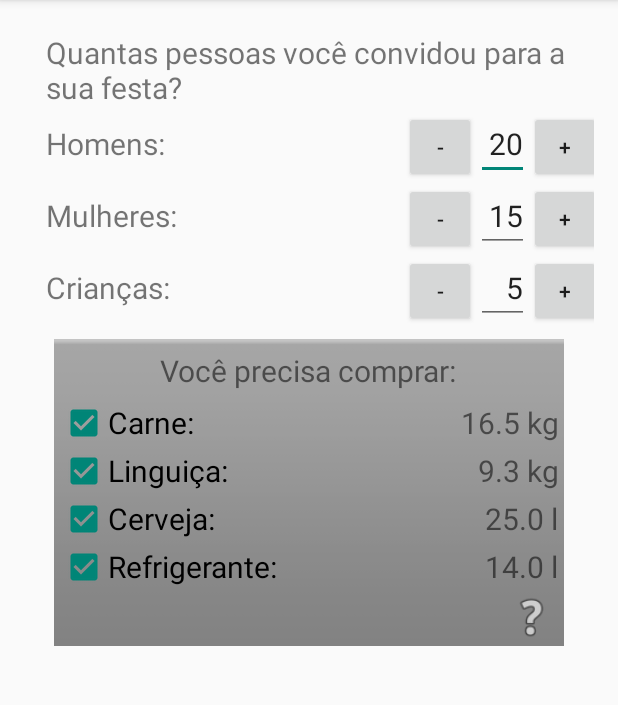
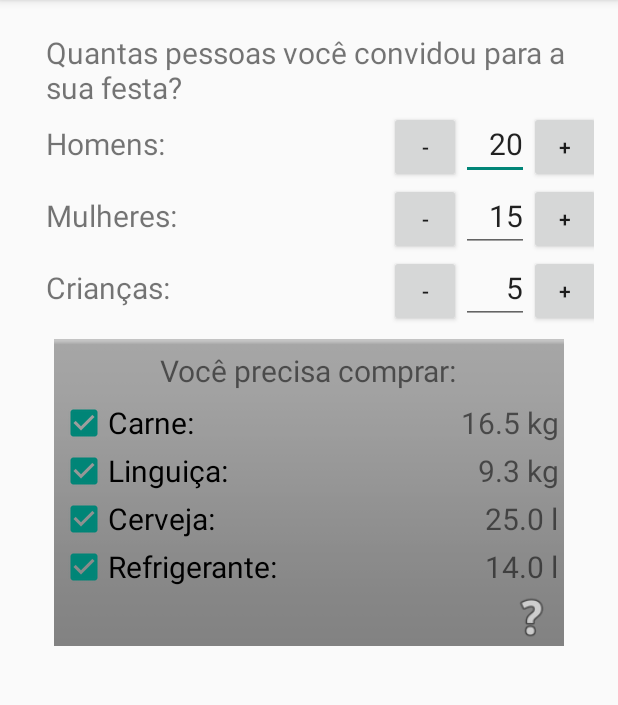
Before and after one commit to AndreBanki/Churrascometro, an Android app: the screen it shows after launch (MainActivity), on a phone screen of 412 x 824 dp, the part 84-789 px from its top. Run offline under Robolectric (Android 15) with nearby library versions, the phone set to English and light mode, and no system bars.

```diff
--- /dev/null
+++ b/app/src/main/java/com/banki/churrascometro/DecrementButton.java
@@ -0,0 +1,15 @@
+package com.banki.churrascometro;
+
+import android.content.Context;
+import android.util.AttributeSet;
+
+public class DecrementButton extends IncrementButton{
+    public DecrementButton(Context context, AttributeSet attrs) {
+        super(context, attrs);
+    }
+
+    @Override
+    protected void changeValue() {
+        associatedEdit.decrement();
+    }
+}
--- /dev/null
+++ b/app/src/main/java/com/banki/churrascometro/EditInteger.java
@@ -0,0 +1,39 @@
+package com.banki.churrascometro;
+
+import android.content.Context;
+import android.util.AttributeSet;
+import android.util.Log;
+import android.widget.EditText;
+
+public class EditInteger extends EditText{
+    public EditInteger(Context context, AttributeSet attrs) {
+        super(context, attrs);
+    }
+
+    public int getIntValue() {
+        int value = 0;
+        try {
+            value = Integer.parseInt(getText().toString());
+        }
+        catch (NumberFormatException e) {
+            Log.e("Churrascômetro", Log.getStackTraceString(e));
+        }
+        return value;
+    }
+
+    public void setIntValue(int value) {
+        if (value < 0)
+            value = 0;
+        setText(String.valueOf(value));
+    }
+
+    public void increment() {
+        int value = getIntValue();
+        setIntValue(++value);
+    }
+
+    public void decrement() {
+        int value = getIntValue();
+        setIntValue(--value);
+    }
+}
--- /dev/null
+++ b/app/src/main/java/com/banki/churrascometro/IncrementButton.java
@@ -0,0 +1,33 @@
+package com.banki.churrascometro;
+
+import android.content.Context;
+import android.util.AttributeSet;
+import android.view.View;
+import android.widget.Button;
+import android.widget.EditText;
+
+public class IncrementButton extends Button {
+
+    protected EditInteger associatedEdit = null;
+
+    public IncrementButton(Context context, AttributeSet attrs) {
+        super(context, attrs);
+
+        setOnClickListener(new View.OnClickListener() {
+            @Override
+            public void onClick(View v) {
+                if (associatedEdit != null) {
+                    changeValue();
+                }
+            }
+        });
+    }
+
+    protected void changeValue() {
+        associatedEdit.increment();
+    }
+
+    public void setAssociatedEdit(EditInteger associatedEdit) {
+        this.associatedEdit = associatedEdit;
+    }
+}
--- a/app/src/main/java/com/banki/churrascometro/MainActivity.java
+++ b/app/src/main/java/com/banki/churrascometro/MainActivity.java
@@ -6,7 +6,6 @@ import android.os.Bundle;
 import android.text.Editable;
 import android.text.TextWatcher;
 import android.util.Log;
-import android.view.KeyEvent;
 import android.view.Menu;
 import android.view.MenuItem;
 import android.view.View;
@@ -22,7 +21,7 @@ public class MainActivity extends AppCompatActivity {
     ConfigModel config;
 
     // dados que precisam ser acessados nos listeners
-    private EditText[] edit = new EditText[ConfigModel.nTiposConvidados];
+    private EditInteger[] edit = new EditInteger[ConfigModel.nTiposConvidados];
     private int[] nConvidados = new int[ConfigModel.nTiposConvidados];
     private CheckBox[] check = new CheckBox[ConfigModel.nTiposIngredientes];
 
@@ -48,8 +47,8 @@ public class MainActivity extends AppCompatActivity {
         nConvidados[ConfigModel.CRIANCAS] = 5;
 
         for (int i = ConfigModel.HOMENS; i <= ConfigModel.CRIANCAS; i++) {
-            edit[i] = (EditText) findViewById(idEdit[i]);
-            setIntValue(edit[i], nConvidados[i]);
+            edit[i] = (EditInteger) findViewById(idEdit[i]);
+            edit[i].setIntValue(nConvidados[i]);
         }
         criaBtnMais();
         criaBtnMenos();
@@ -58,87 +57,25 @@ public class MainActivity extends AppCompatActivity {
         calcula();
     }
 
-    private int getIntValue(EditText edit) {
-        int value = 0;
-        try {
-            value = Integer.parseInt(edit.getText().toString());
-        }
-        catch (NumberFormatException e) {
-            Log.e("Churrascômetro", Log.getStackTraceString(e));
-        }
-        return value;
-    }
+    private void criaBtnMais() {
+        IncrementButton[] btnMais = new IncrementButton[ConfigModel.nTiposConvidados];
+        btnMais[ConfigModel.HOMENS] = (IncrementButton)findViewById(R.id.btnMaisHomens);
+        btnMais[ConfigModel.MULHERES] = (IncrementButton)findViewById(R.id.btnMaisMulheres);
+        btnMais[ConfigModel.CRIANCAS] = (IncrementButton)findViewById(R.id.btnMaisCriancas);
 
-    private void setIntValue(EditText edit, int value) {
-        if (value < 0)
-            value = 0;
-        edit.setText(String.valueOf(value));
-    }
-
-    private void criaBtnMais() {
-        Button[] btnMais = new Button[ConfigModel.nTiposConvidados];
-
-        btnMais[ConfigModel.HOMENS] = (Button)findViewById(R.id.btnMaisHomens);
-        btnMais[ConfigModel.MULHERES] = (Button)findViewById(R.id.btnMaisMulheres);
-        btnMais[ConfigModel.CRIANCAS] = (Button)findViewById(R.id.btnMaisCriancas);
-
-        btnMais[ConfigModel.HOMENS].setOnClickListener(new View.OnClickListener() {
-            @Override
-            public void onClick(View v) {
-                nConvidados[ConfigModel.HOMENS] = getIntValue(edit[ConfigModel.HOMENS]);
-                setIntValue(edit[ConfigModel.HOMENS], ++nConvidados[ConfigModel.HOMENS]);
-                calcula();
-            }
-        });
-        btnMais[ConfigModel.MULHERES].setOnClickListener(new View.OnClickListener() {
-            @Override
-            public void onClick(View v) {
-                nConvidados[ConfigModel.MULHERES] = getIntValue(edit[ConfigModel.MULHERES]);
-                setIntValue(edit[ConfigModel.MULHERES], ++nConvidados[ConfigModel.MULHERES]);
-                calcula();
-            }
-        });
-        btnMais[ConfigModel.CRIANCAS].setOnClickListener(new View.OnClickListener() {
-            @Override
-            public void onClick(View v) {
-                nConvidados[ConfigModel.CRIANCAS] = getIntValue(edit[ConfigModel.CRIANCAS]);
-                setIntValue(edit[ConfigModel.CRIANCAS], ++nConvidados[ConfigModel.CRIANCAS]);
-                calcula();
-            }
-        });
+        for (int i=ConfigModel.HOMENS; i<=ConfigModel.CRIANCAS; i++)
+            btnMais[i].setAssociatedEdit(edit[i]);
     }
 
     private void criaBtnMenos() {
-        Button[] btnMenos = new Button[ConfigModel.nTiposConvidados];
+        DecrementButton[] btnMenos = new DecrementButton[ConfigModel.nTiposConvidados];
 
-        btnMenos[ConfigModel.HOMENS] = (Button)findViewById(R.id.btnMenosHomens);
-        btnMenos[ConfigModel.MULHERES] = (Button)findViewById(R.id.btnMenosMulheres);
-        btnMenos[ConfigModel.CRIANCAS] = (Button)findViewById(R.id.btnMenosCriancas);
+        btnMenos[ConfigModel.HOMENS] = (DecrementButton)findViewById(R.id.btnMenosHomens);
+        btnMenos[ConfigModel.MULHERES] = (DecrementButton)findViewById(R.id.btnMenosMulheres);
+        btnMenos[ConfigModel.CRIANCAS] = (DecrementButton)findViewById(R.id.btnMenosCriancas);
 
-        btnMenos[ConfigModel.HOMENS].setOnClickListener(new View.OnClickListener() {
-            @Override
-            public void onClick(View v) {
-                nConvidados[ConfigModel.HOMENS] = getIntValue(edit[ConfigModel.HOMENS]);
-                setIntValue(edit[ConfigModel.HOMENS], --nConvidados[ConfigModel.HOMENS]);
-                calcula();
-            }
-        });
-        btnMenos[ConfigModel.MULHERES].setOnClickListener(new View.OnClickListener() {
-            @Override
-            public void onClick(View v) {
-                nConvidados[ConfigModel.MULHERES] = getIntValue(edit[ConfigModel.MULHERES]);
-                setIntValue(edit[ConfigModel.MULHERES], --nConvidados[ConfigModel.MULHERES]);
-                calcula();
-            }
-        });
-        btnMenos[ConfigModel.CRIANCAS].setOnClickListener(new View.OnClickListener() {
-            @Override
-            public void onClick(View v) {
-                nConvidados[ConfigModel.CRIANCAS] = getIntValue(edit[ConfigModel.CRIANCAS]);
-                setIntValue(edit[ConfigModel.CRIANCAS], --nConvidados[ConfigModel.CRIANCAS]);
-                calcula();
-            }
-        });
+        for (int i=ConfigModel.HOMENS; i<=ConfigModel.CRIANCAS; i++)
+            btnMenos[i].setAssociatedEdit(edit[i]);
     }
 
     private void criaEditListeners() {
@@ -153,7 +90,7 @@ public class MainActivity extends AppCompatActivity {
 
             @Override
             public void afterTextChanged(Editable s) {
-                nConvidados[ConfigModel.HOMENS] = getIntValue(edit[ConfigModel.HOMENS]);
+                nConvidados[ConfigModel.HOMENS] = edit[ConfigModel.HOMENS].getIntValue();
                 calcula();
             }
         });
@@ -168,7 +105,7 @@ public class MainActivity extends AppCompatActivity {
 
             @Override
             public void afterTextChanged(Editable s) {
-                nConvidados[ConfigModel.MULHERES] = getIntValue(edit[ConfigModel.MULHERES]);
+                nConvidados[ConfigModel.MULHERES] = edit[ConfigModel.MULHERES].getIntValue();
                 calcula();
             }
         });
@@ -183,7 +120,7 @@ public class MainActivity extends AppCompatActivity {
 
             @Override
             public void afterTextChanged(Editable s) {
-                nConvidados[ConfigModel.CRIANCAS] = getIntValue(edit[ConfigModel.CRIANCAS]);
+                nConvidados[ConfigModel.CRIANCAS] = edit[ConfigModel.CRIANCAS].getIntValue();
                 calcula();
             }
         });
--- a/app/src/main/res/layout/data_entry.xml
+++ b/app/src/main/res/layout/data_entry.xml
@@ -12,42 +12,51 @@
         <TextView style="@style/texto"
             android:text="Homens:" />
 
-        <Button style="@style/MinusButton"
+        <com.banki.churrascometro.DecrementButton
+            style="@style/MinusButton"
             android:id="@+id/btnMenosHomens" />
 
-        <EditText style="@style/editNumeroLargFixa"
+        <com.banki.churrascometro.EditInteger
+            style="@style/editNumeroLargFixa"
             android:id="@+id/editHomens"
             android:text="10" />
 
-        <Button style="@style/PlusButton"
+        <com.banki.churrascometro.IncrementButton
+            style="@style/PlusButton"
             android:id="@+id/btnMaisHomens" />
     </TableRow>
     <TableRow>
         <TextView style="@style/texto"
             android:text="Mulheres:" />
 
-        <Button style="@style/MinusButton"
+        <com.banki.churrascometro.DecrementButton
+            style="@style/MinusButton"
             android:id="@+id/btnMenosMulheres" />
 
-        <EditText style="@style/editNumeroLargFixa"
+        <com.banki.churrascometro.EditInteger
+            style="@style/editNumeroLargFixa"
             android:id="@+id/editMulheres"
             android:text="10" />
 
-        <Button style="@style/PlusButton"
+        <com.banki.churrascometro.IncrementButton
+            style="@style/PlusButton"
             android:id="@+id/btnMaisMulheres" />
     </TableRow>
     <TableRow>
         <TextView style="@style/texto"
             android:text="Crianças:" />
 
-        <Button style="@style/MinusButton"
+        <com.banki.churrascometro.DecrementButton
+            style="@style/MinusButton"
             android:id="@+id/btnMenosCriancas" />
 
-        <EditText style="@style/editNumeroLargFixa"
+        <com.banki.churrascometro.EditInteger
+            style="@style/editNumeroLargFixa"
             android:id="@+id/editCriancas"
             android:text="5" />
 
-        <Button style="@style/PlusButton"
+        <com.banki.churrascometro.IncrementButton
+            style="@style/PlusButton"
             android:id="@+id/btnMaisCriancas" />
     </TableRow>
 </TableLayout>
--- a/app/src/main/res/values/styles.xml
+++ b/app/src/main/res/values/styles.xml
@@ -20,7 +20,7 @@
         <item name="android:inputType">number</item>
     </style>
     <style name="editNumeroLargFixa" parent="editNumero">
-        <item name="android:width">35dp</item>
+        <item name="android:width">45dp</item>
     </style>
     <style name="SimpleButton" parent="@style/Widget.AppCompat.Button.Small">
         <item name="android:layout_width">wrap_content</item>
```
